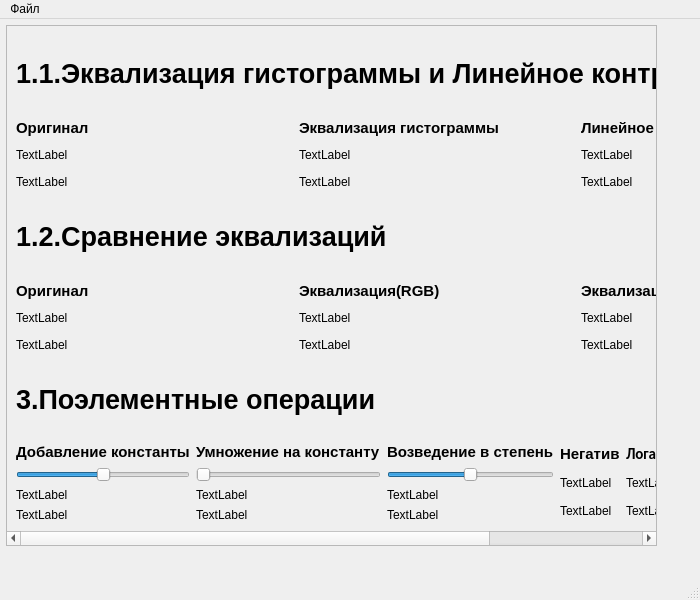
Qt form mainwindow.ui (ilyaayana/labRabota3) before a commit.
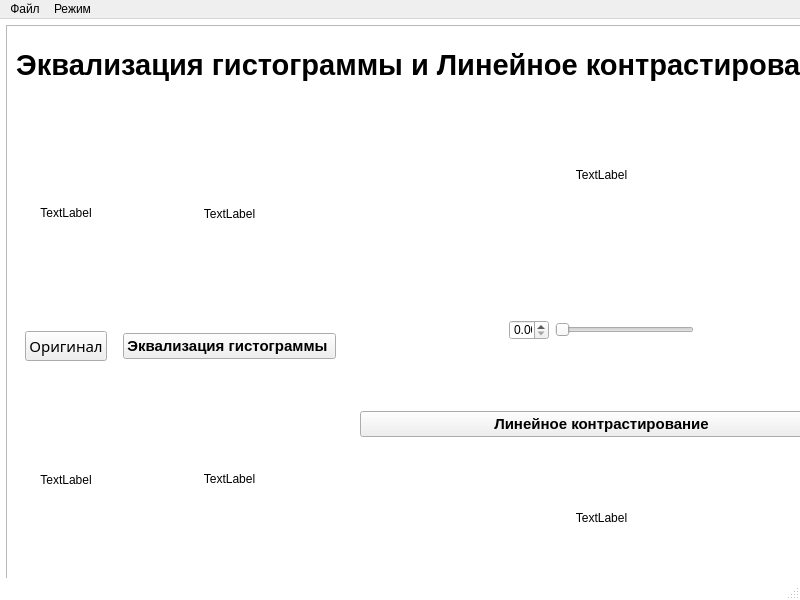
The same form after that commit.

```diff
--- a/mainwindow.ui
+++ b/mainwindow.ui
@@ -6,7 +6,7 @@
    <rect>
     <x>0</x>
     <y>0</y>
-    <width>700</width>
+    <width>800</width>
     <height>600</height>
    </rect>
   </property>
@@ -23,7 +23,12 @@
    </size>
   </property>
   <property name="windowTitle">
-   <string>MainWindow</string>
+   <string>Обработка цифровых изображений</string>
+  </property>
+  <property name="styleSheet">
+   <string notr="true">#MainWindow{
+background-color:rgb(255, 255, 255)
+}</string>
   </property>
   <widget class="QWidget" name="centralwidget">
    <property name="sizePolicy">
@@ -43,10 +48,13 @@
      <rect>
       <x>6</x>
       <y>6</y>
-      <width>651</width>
-      <height>521</height>
+      <width>800</width>
+      <height>600</height>
      </rect>
     </property>
+    <property name="styleSheet">
+     <string notr="true"/>
+    </property>
     <property name="widgetResizable">
      <bool>true</bool>
     </property>
@@ -55,49 +63,57 @@
       <rect>
        <x>0</x>
        <y>0</y>
-       <width>649</width>
-       <height>519</height>
+       <width>798</width>
+       <height>598</height>
       </rect>
      </property>
+     <property name="styleSheet">
+      <string notr="true">#scrollAreaWidgetContents_4{
+background-color:rgb(255, 255, 255)
+}</string>
+     </property>
      <layout class="QVBoxLayout" name="verticalLayout_5">
       <item>
-       <widget class="QLabel" name="label">
-        <property name="baseSize">
+       <widget class="QLabel" name="lb_header">
+        <property name="sizePolicy">
+         <sizepolicy hsizetype="Preferred" vsizetype="Preferred">
+          <horstretch>0</horstretch>
+          <verstretch>0</verstretch>
+         </sizepolicy>
+        </property>
+        <property name="minimumSize">
          <size>
           <width>0</width>
+          <height>50</height>
+         </size>
+        </property>
+        <property name="maximumSize">
+         <size>
+          <width>16777215</width>
           <height>40</height>
          </size>
         </property>
         <property name="font">
          <font>
-          <pointsize>20</pointsize>
+          <pointsize>22</pointsize>
           <bold>true</bold>
          </font>
         </property>
         <property name="text">
-         <string>1.1.Эквализация гистограммы и Линейное контрастирование</string>
+         <string>Эквализация гистограммы и Линейное контрастирование</string>
+        </property>
+        <property name="alignment">
+         <set>Qt::AlignCenter</set>
         </property>
        </widget>
       </item>
       <item>
        <layout class="QHBoxLayout" name="horizontalLayout_2">
         <item>
+         <widget class="QWidget" name="w_original" native="true">
          <layout class="QVBoxLayout" name="verticalLayout_2">
           <item>
-           <widget class="QLabel" name="label_6">
-            <property name="font">
-             <font>
-              <pointsize>11</pointsize>
-              <bold>true</bold>
-             </font>
-            </property>
-            <property name="text">
-             <string>Оригинал</string>
-            </property>
-           </widget>
-          </item>
-          <item>
-           <widget class="QLabel" name="label_2">
+            <widget class="QLabel" name="lb_Image1">
             <property name="sizePolicy">
              <sizepolicy hsizetype="Preferred" vsizetype="Preferred">
               <horstretch>0</horstretch>
@@ -116,10 +132,26 @@
             <property name="scaledContents">
              <bool>false</bool>
             </property>
+             <property name="alignment">
+              <set>Qt::AlignCenter</set>
+             </property>
            </widget>
           </item>
           <item>
-           <widget class="QLabel" name="label_4">
+            <widget class="QPushButton" name="pb_original">
+             <property name="font">
+              <font>
+               <family>Segoe UI Black</family>
+               <pointsize>11</pointsize>
+              </font>
+             </property>
+             <property name="text">
+              <string>Оригинал</string>
+             </property>
+            </widget>
+           </item>
+           <item>
+            <widget class="QLabel" name="lb_hist1">
             <property name="sizePolicy">
              <sizepolicy hsizetype="Preferred" vsizetype="Preferred">
               <horstretch>0</horstretch>
@@ -132,14 +164,41 @@
             <property name="scaledContents">
              <bool>false</bool>
             </property>
+             <property name="alignment">
+              <set>Qt::AlignCenter</set>
+             </property>
            </widget>
           </item>
          </layout>
+         </widget>
         </item>
         <item>
+         <widget class="QWidget" name="w_modified1" native="true">
          <layout class="QVBoxLayout" name="verticalLayout_3">
+           <property name="leftMargin">
+            <number>1</number>
+           </property>
           <item>
-           <widget class="QLabel" name="label_7">
+            <widget class="QLabel" name="lb_Image2">
+             <property name="sizePolicy">
+              <sizepolicy hsizetype="Preferred" vsizetype="Preferred">
+               <horstretch>0</horstretch>
+               <verstretch>0</verstretch>
+              </sizepolicy>
+             </property>
+             <property name="text">
+              <string>TextLabel</string>
+             </property>
+             <property name="scaledContents">
+              <bool>false</bool>
+             </property>
+             <property name="alignment">
+              <set>Qt::AlignCenter</set>
+             </property>
+            </widget>
+           </item>
+           <item>
+            <widget class="QPushButton" name="pushButton">
             <property name="font">
              <font>
               <pointsize>11</pointsize>
@@ -147,22 +206,9 @@
              </font>
             </property>
             <property name="text">
-             <string>Эквализация гистограммы</string>
-            </property>
-           </widget>
-          </item>
-          <item>
-           <widget class="QLabel" name="label_3">
-            <property name="sizePolicy">
-             <sizepolicy hsizetype="Preferred" vsizetype="Preferred">
-              <horstretch>0</horstretch>
-              <verstretch>0</verstretch>
-             </sizepolicy>
-            </property>
-            <property name="text">
-             <string>TextLabel</string>
-            </property>
-            <property name="scaledContents">
+              <string>Эквализация гистограммы </string>
+             </property>
+             <property name="autoDefault">
              <bool>false</bool>
             </property>
            </widget>
@@ -181,180 +227,54 @@
             <property name="scaledContents">
              <bool>false</bool>
             </property>
+             <property name="alignment">
+              <set>Qt::AlignCenter</set>
+             </property>
            </widget>
           </item>
          </layout>
+         </widget>
         </item>
         <item>
+         <widget class="QWidget" name="w_modified2" native="true">
          <layout class="QVBoxLayout" name="verticalLayout_9">
           <item>
-           <widget class="QLabel" name="label_14">
-            <property name="font">
-             <font>
-              <pointsize>11</pointsize>
-              <bold>true</bold>
-             </font>
-            </property>
-            <property name="text">
-             <string>Линейное контрастирование</string>
-            </property>
-           </widget>
-          </item>
-          <item>
-           <widget class="QLabel" name="label_10">
-            <property name="text">
-             <string>TextLabel</string>
-            </property>
-           </widget>
-          </item>
-          <item>
-           <widget class="QLabel" name="label_12">
-            <property name="text">
-             <string>TextLabel</string>
-            </property>
-           </widget>
-          </item>
-         </layout>
-        </item>
-       </layout>
-      </item>
-      <item>
-       <widget class="QLabel" name="label_8">
-        <property name="font">
-         <font>
-          <pointsize>20</pointsize>
-          <bold>true</bold>
-         </font>
-        </property>
-        <property name="text">
-         <string>1.2.Сравнение эквализаций</string>
-        </property>
-       </widget>
-      </item>
-      <item>
-       <layout class="QHBoxLayout" name="horizontalLayout_3">
-        <item>
-         <layout class="QVBoxLayout" name="verticalLayout_11">
-          <item>
-           <widget class="QLabel" name="label_9">
-            <property name="font">
-             <font>
-              <pointsize>11</pointsize>
-              <bold>true</bold>
-             </font>
-            </property>
-            <property name="text">
-             <string>Оригинал</string>
-            </property>
-           </widget>
-          </item>
-          <item>
-           <widget class="QLabel" name="label_11">
-            <property name="text">
-             <string>TextLabel</string>
-            </property>
-           </widget>
-          </item>
-          <item>
-           <widget class="QLabel" name="label_13">
-            <property name="text">
-             <string>TextLabel</string>
-            </property>
-           </widget>
-          </item>
-         </layout>
-        </item>
-        <item>
-         <layout class="QVBoxLayout" name="verticalLayout_10">
-          <item>
-           <widget class="QLabel" name="label_15">
-            <property name="font">
-             <font>
-              <pointsize>11</pointsize>
-              <bold>true</bold>
-             </font>
-            </property>
-            <property name="text">
-             <string>Эквализация(RGB)</string>
-            </property>
-           </widget>
-          </item>
-          <item>
-           <widget class="QLabel" name="label_16">
-            <property name="text">
-             <string>TextLabel</string>
-            </property>
-           </widget>
-          </item>
-          <item>
-           <widget class="QLabel" name="label_17">
-            <property name="text">
-             <string>TextLabel</string>
-            </property>
-           </widget>
-          </item>
-         </layout>
-        </item>
-        <item>
-         <layout class="QVBoxLayout" name="verticalLayout_7">
-          <item>
-           <widget class="QLabel" name="label_18">
-            <property name="font">
-             <font>
-              <pointsize>11</pointsize>
-              <bold>true</bold>
-             </font>
-            </property>
-            <property name="text">
-             <string>Эквализация(HSV)</string>
-            </property>
-           </widget>
-          </item>
-          <item>
-           <widget class="QLabel" name="label_19">
-            <property name="text">
-             <string>TextLabel</string>
-            </property>
-           </widget>
-          </item>
-          <item>
-           <widget class="QLabel" name="label_20">
-            <property name="text">
-             <string>TextLabel</string>
-            </property>
-           </widget>
-          </item>
-         </layout>
-        </item>
-       </layout>
-      </item>
-      <item>
-       <widget class="QLabel" name="label_21">
-        <property name="font">
-         <font>
-          <pointsize>20</pointsize>
-          <bold>true</bold>
-         </font>
-        </property>
-        <property name="text">
-         <string>3.Поэлементные операции</string>
-        </property>
-       </widget>
-      </item>
-      <item>
        <layout class="QHBoxLayout" name="horizontalLayout_4">
         <item>
-         <layout class="QVBoxLayout" name="verticalLayout_15">
-          <item>
-           <widget class="QLabel" name="label_22">
-            <property name="font">
-             <font>
-              <pointsize>11</pointsize>
-              <bold>true</bold>
-             </font>
-            </property>
+              <widget class="QLabel" name="lb_Image3">
             <property name="text">
-             <string>Добавление константы</string>
+                <string>TextLabel</string>
+               </property>
+               <property name="alignment">
+                <set>Qt::AlignCenter</set>
+               </property>
+              </widget>
+             </item>
+            </layout>
+           </item>
+           <item>
+            <widget class="QWidget" name="horizontalWidget" native="true">
+             <layout class="QHBoxLayout" name="horizontalLayout">
+              <item>
+               <spacer name="horizontalSpacer">
+                <property name="orientation">
+                 <enum>Qt::Horizontal</enum>
+                </property>
+                <property name="sizeHint" stdset="0">
+                 <size>
+                  <width>40</width>
+                  <height>20</height>
+                 </size>
+                </property>
+               </spacer>
+              </item>
+              <item>
+               <widget class="QDoubleSpinBox" name="doubleSpinBox">
+                <property name="maximumSize">
+                 <size>
+                  <width>40</width>
+                  <height>20</height>
+                 </size>
             </property>
            </widget>
           </item>
@@ -363,213 +283,55 @@
             <property name="maximumSize">
              <size>
               <width>200</width>
-              <height>16777215</height>
-             </size>
-            </property>
-            <property name="minimum">
-             <number>-127</number>
-            </property>
-            <property name="maximum">
-             <number>127</number>
-            </property>
+                  <height>30</height>
+                 </size>
+                </property>
             <property name="orientation">
              <enum>Qt::Horizontal</enum>
             </property>
            </widget>
           </item>
           <item>
-           <widget class="QLabel" name="label_23">
-            <property name="text">
-             <string>TextLabel</string>
-            </property>
-           </widget>
-          </item>
-          <item>
-           <widget class="QLabel" name="label_24">
-            <property name="text">
-             <string>TextLabel</string>
-            </property>
-           </widget>
-          </item>
-         </layout>
-        </item>
-        <item>
-         <layout class="QVBoxLayout" name="verticalLayout_13">
-          <item>
-           <widget class="QLabel" name="label_30">
-            <property name="font">
-             <font>
-              <pointsize>11</pointsize>
-              <bold>true</bold>
-             </font>
-            </property>
-            <property name="text">
-             <string>Умножение на константу</string>
-            </property>
-           </widget>
-          </item>
-          <item>
-           <widget class="QSlider" name="horizontalSlider_2">
-            <property name="maximumSize">
-             <size>
-              <width>200</width>
-              <height>16777215</height>
-             </size>
-            </property>
-            <property name="baseSize">
-             <size>
-              <width>200</width>
-              <height>0</height>
-             </size>
-            </property>
-            <property name="minimum">
-             <number>0</number>
-            </property>
-            <property name="maximum">
-             <number>200</number>
-            </property>
+               <spacer name="horizontalSpacer_2">
             <property name="orientation">
              <enum>Qt::Horizontal</enum>
             </property>
-           </widget>
-          </item>
-          <item>
-           <widget class="QLabel" name="label_29">
-            <property name="text">
-             <string>TextLabel</string>
-            </property>
-           </widget>
-          </item>
-          <item>
-           <widget class="QLabel" name="label_28">
-            <property name="text">
-             <string>TextLabel</string>
-            </property>
-           </widget>
-          </item>
-         </layout>
-        </item>
-        <item>
-         <layout class="QVBoxLayout" name="verticalLayout_16">
-          <item>
-           <widget class="QLabel" name="label_33">
-            <property name="font">
-             <font>
-              <pointsize>11</pointsize>
-              <bold>true</bold>
-             </font>
-            </property>
-            <property name="text">
-             <string>Возведение в степень</string>
-            </property>
-           </widget>
-          </item>
-          <item>
-           <widget class="QSlider" name="horizontalSlider_3">
-            <property name="maximumSize">
+                <property name="sizeHint" stdset="0">
              <size>
-              <width>200</width>
-              <height>16777215</height>
-             </size>
-            </property>
-            <property name="baseSize">
-             <size>
-              <width>200</width>
-              <height>0</height>
-             </size>
-            </property>
-            <property name="maximum">
-             <number>200</number>
-            </property>
-            <property name="singleStep">
-             <number>200</number>
-            </property>
-            <property name="value">
-             <number>100</number>
-            </property>
-            <property name="orientation">
-             <enum>Qt::Horizontal</enum>
-            </property>
-           </widget>
-          </item>
-          <item>
-           <widget class="QLabel" name="label_32">
-            <property name="text">
-             <string>TextLabel</string>
-            </property>
-           </widget>
-          </item>
-          <item>
-           <widget class="QLabel" name="label_31">
-            <property name="text">
-             <string>TextLabel</string>
-            </property>
-           </widget>
-          </item>
-         </layout>
-        </item>
-        <item>
-         <layout class="QVBoxLayout" name="verticalLayout_14">
-          <item>
-           <widget class="QLabel" name="label_27">
-            <property name="font">
-             <font>
-              <pointsize>11</pointsize>
-              <bold>true</bold>
-             </font>
-            </property>
-            <property name="text">
-             <string>Негатив</string>
-            </property>
+                  <width>40</width>
+                  <height>20</height>
+                 </size>
+                </property>
+               </spacer>
+              </item>
+             </layout>
            </widget>
           </item>
           <item>
-           <widget class="QLabel" name="label_26">
-            <property name="text">
-             <string>TextLabel</string>
-            </property>
-           </widget>
-          </item>
-          <item>
-           <widget class="QLabel" name="label_25">
-            <property name="text">
-             <string>TextLabel</string>
-            </property>
-           </widget>
-          </item>
-         </layout>
-        </item>
-        <item>
-         <layout class="QVBoxLayout" name="verticalLayout">
-          <item>
-           <widget class="QLabel" name="label_36">
+            <widget class="QPushButton" name="pushButton_3">
             <property name="font">
              <font>
-              <family>Calibri</family>
               <pointsize>11</pointsize>
               <bold>true</bold>
              </font>
             </property>
             <property name="text">
-             <string>Логарифмическое преобразование</string>
+              <string>Линейное контрастирование</string>
             </property>
            </widget>
           </item>
           <item>
-           <widget class="QLabel" name="label_34">
+            <widget class="QLabel" name="lb_hist3">
             <property name="text">
              <string>TextLabel</string>
             </property>
-           </widget>
-          </item>
-          <item>
-           <widget class="QLabel" name="label_35">
-            <property name="text">
-             <string>TextLabel</string>
+             <property name="alignment">
+              <set>Qt::AlignCenter</set>
             </property>
            </widget>
           </item>
          </layout>
+         </widget>
         </item>
        </layout>
       </item>
@@ -582,7 +344,7 @@
     <rect>
      <x>0</x>
      <y>0</y>
-     <width>700</width>
+     <width>800</width>
      <height>17</height>
     </rect>
    </property>
@@ -592,7 +354,21 @@
     </property>
     <addaction name="a_open"/>
    </widget>
+   <widget class="QMenu" name="menu_2">
+    <property name="title">
+     <string>Режим</string>
+    </property>
+    <addaction name="a_hist_and_contrast"/>
+    <addaction name="a_hist_HSV_RGB"/>
+    <addaction name="separator"/>
+    <addaction name="a_add"/>
+    <addaction name="a_multiply"/>
+    <addaction name="a_power"/>
+    <addaction name="a_logariphmic"/>
+    <addaction name="a_negative"/>
+   </widget>
    <addaction name="menu"/>
+   <addaction name="menu_2"/>
   </widget>
   <widget class="QStatusBar" name="statusbar"/>
   <action name="a_open">
```
Left out of the diff: 43 changed lines with no effect on the pictures. Lines whose indentation alone changed are shown as unchanged.
